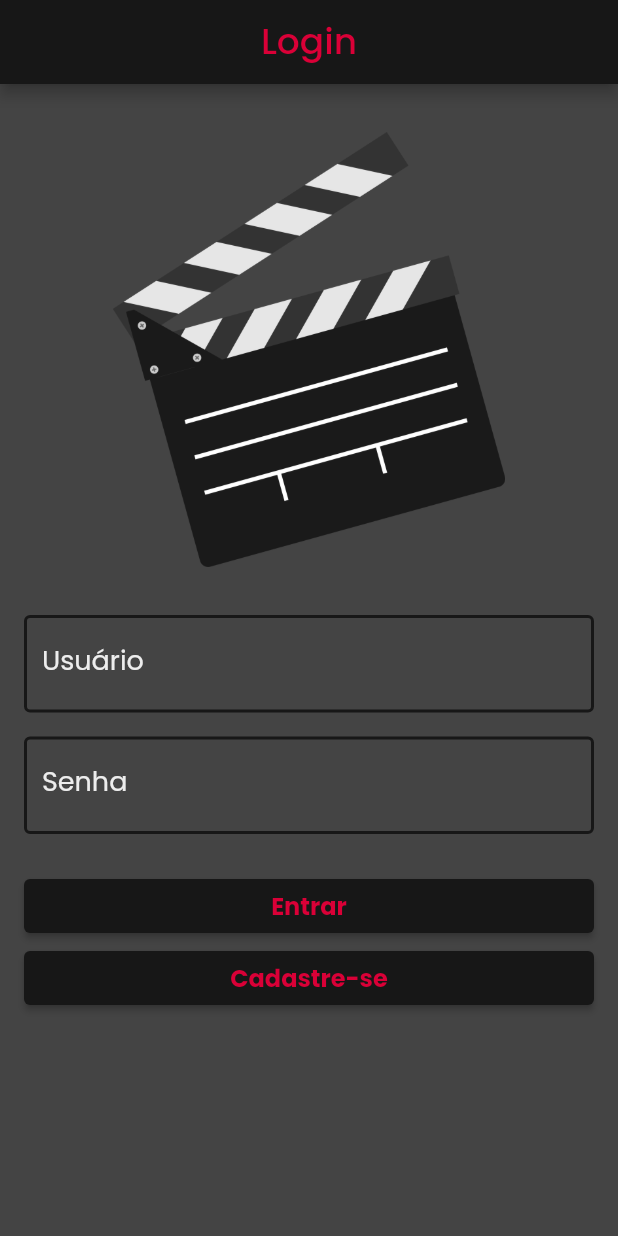
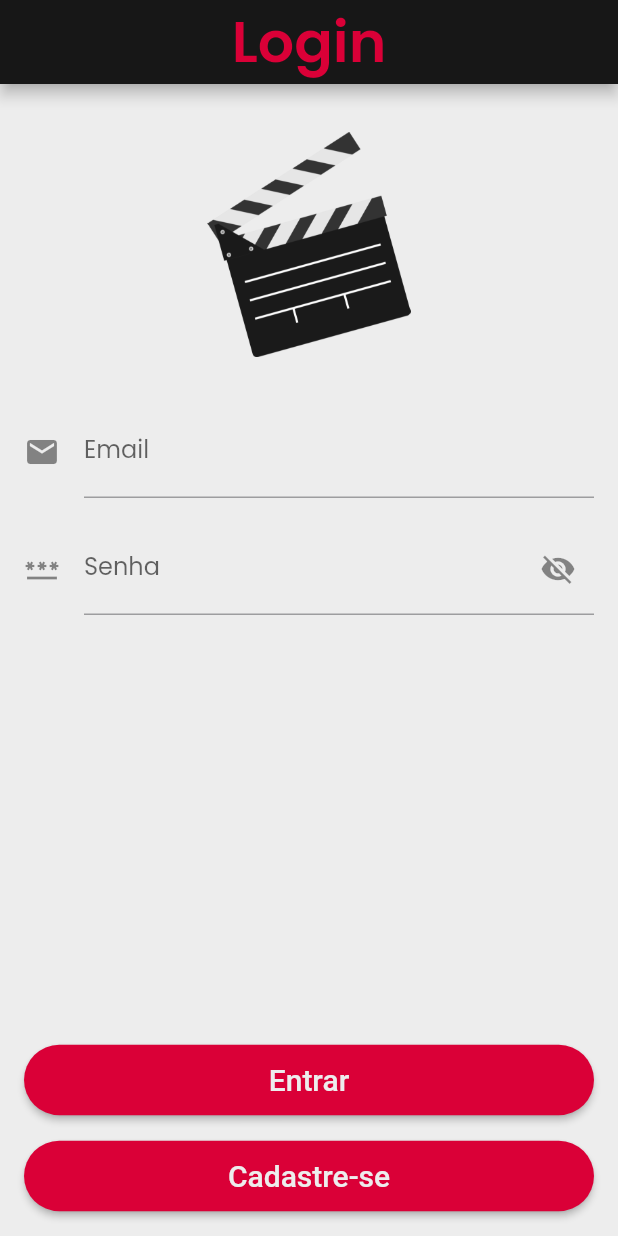
Before and after one commit to lucas-morais27/Avaliador-de-Filmes, a Flutter app: the screen it shows after launch, on a phone screen of 412 x 824 dp. Run offline on Flutter 3.47's test engine with Material 2 defaults, Android fonts, the phone set to English and light mode, and no system bars; our stand-ins replace cloud_firestore, firebase_auth, firebase_core, flutter_slidable, google_fonts; accounts and stored records are empty.

Commit message:
Ajustes na tela de login

```diff
--- a/lib/screens/login_page.dart
+++ b/lib/screens/login_page.dart
@@ -1,6 +1,8 @@
 import 'package:flutter/material.dart';
 import 'package:und1_mobile/models/usuario.dart';
 import 'package:und1_mobile/utils/app_routes.dart';
+
+import '../styles.dart';
 
 class LoginPage extends StatefulWidget {
   const LoginPage({super.key});
@@ -12,6 +14,7 @@ class LoginPage extends StatefulWidget {
 class _LoginPageState extends State<LoginPage> {
   final TextEditingController _usuarioController = TextEditingController();
   final TextEditingController _senhaController = TextEditingController();
+  var _senhaVisivel = false;
 
   Future<void> _showLoginErrorDialog(BuildContext context) async {
     return showDialog(
@@ -45,73 +48,97 @@ class _LoginPageState extends State<LoginPage> {
   @override
   Widget build(BuildContext context) {
     var cores = Theme.of(context).colorScheme;
+    ButtonStyle _buttonStyle = ButtonStyle(
+      padding: const MaterialStatePropertyAll<EdgeInsets>(
+          EdgeInsets.all(12)),
+      shape: MaterialStatePropertyAll<
+          RoundedRectangleBorder>(
+          RoundedRectangleBorder(
+              borderRadius:
+              BorderRadius.circular(32))),
+      backgroundColor:
+      MaterialStatePropertyAll<Color>(
+          cores.primaryContainer),
+      foregroundColor:
+      MaterialStatePropertyAll<Color>(
+          cores.onPrimaryContainer),
+      textStyle:
+      const MaterialStatePropertyAll<TextStyle>(
+          estiloSubTitulo3),
+    );
 
     return Scaffold(
-      backgroundColor: cores.onSecondaryContainer,
+      backgroundColor: cores.onPrimaryContainer,
       appBar: AppBar(
         title: const Text(
           'Login',
-          style: TextStyle(
-            fontSize: 24,
-          ),
+          style: estiloTitulo3,
         ),
         centerTitle: true,
       ),
-      body: SingleChildScrollView(
+      body: CustomScrollView(
+        scrollDirection: Axis.vertical,
+        slivers: [
+          SliverFillRemaining(
+            hasScrollBody: false,
             child: Padding(
               padding: const EdgeInsets.all(16.0),
               child: Column(
+                mainAxisAlignment: MainAxisAlignment.spaceBetween,
                 crossAxisAlignment: CrossAxisAlignment.stretch,
                 children: <Widget>[
                   const SizedBox(height: 16),
                   Image.asset(
                     "assets/clapper.png",
-                height: 290,
+                    height: 150,
                   ),
                   const SizedBox(height: 32),
                   TextFormField(
-                style: TextStyle(color: cores.onSecondary, fontSize: 18),
                     controller: _usuarioController,
-                decoration: InputDecoration(
-                  labelText: 'Usuário',
-                  labelStyle: TextStyle(color: cores.onSecondary),
-                  focusedBorder: OutlineInputBorder(
-                    borderSide: BorderSide(
-                      color: cores.primary,
-                      width: 2.0,
+                    style: TextStyle(color: cores.onSecondaryContainer),
+                    keyboardType: TextInputType.emailAddress,
+                    validator: (value) {
+                      if (value == null || value.isEmpty) {
+                        return 'Por favor, insira um email.';
+                      }
+                      return null;
+                    },
+                    decoration: const InputDecoration(
+                      labelText: 'Email',
+                      icon: Icon(Icons.mail),
                     ),
                   ),
-                  enabledBorder: OutlineInputBorder(
-                    borderSide: BorderSide(
-                      color: cores.primary,
-                      width: 2.0,
+                  const SizedBox(
+                    height: 16,
                   ),
-                  ),
-                ),
-              ),
-              const SizedBox(height: 16),
                   TextFormField(
-                style: TextStyle(color: cores.onSecondary, fontSize: 18),
                     controller: _senhaController,
-                obscureText: true,
+                    obscureText: !_senhaVisivel,
+                    validator: (value) {
+                      if (value == null || value.isEmpty) {
+                        return 'Por favor, insira uma senha.';
+                      } else if (value.length < 8) {
+                        return 'A senha deve ter pelo menos 8 caracteres.';
+                      }
+                      return null;
+                    },
                     decoration: InputDecoration(
                         labelText: 'Senha',
-                  labelStyle: TextStyle(color: cores.onSecondary),
-                  focusedBorder: OutlineInputBorder(
-                    borderSide: BorderSide(
-                      color: cores.primary,
-                      width: 2.0,
+                        hintText: 'Pelo menos 8 caracteres',
+                        hintStyle: estiloCorpoTexto3,
+                        icon: const Icon(Icons.password),
+                        suffixIcon: IconButton(
+                          onPressed: () {
+                            setState(() {
+                              _senhaVisivel = !_senhaVisivel;
+                            });
+                          },
+                          icon: _senhaVisivel
+                              ? const Icon(Icons.visibility)
+                              : const Icon(Icons.visibility_off),
+                        )),
                   ),
-                  ),
-                  enabledBorder: OutlineInputBorder(
-                    borderSide: BorderSide(
-                      color: cores.primary,
-                      width: 2.0,
-                    ),
-                  ),
-                ),
-              ),
-              const SizedBox(height: 24),
+                  const Expanded(child: SizedBox(height: 0,)),
                   ElevatedButton(
                       onPressed: () async {
                         String email = _usuarioController.text;
@@ -134,21 +161,24 @@ class _LoginPageState extends State<LoginPage> {
                       },
                       child: const Text(
                         'Entrar',
-                  style: TextStyle(fontSize: 16, fontWeight: FontWeight.bold),
                       ),
+                      style: _buttonStyle
                   ),
+                  SizedBox(height: 16,),
                   ElevatedButton(
                     onPressed: () {
                       Navigator.of(context).pushNamed(AppRoutes.CADASTRO);
                     },
+                    style: _buttonStyle,
                     child: const Text(
                       'Cadastre-se',
-                  style: TextStyle(fontSize: 16, fontWeight: FontWeight.bold),
                     ),
                   ),
                 ],
               ),
             ),
+          )
+        ],
       ),
     );
   }
```
Lines whose indentation alone changed are shown as unchanged.
